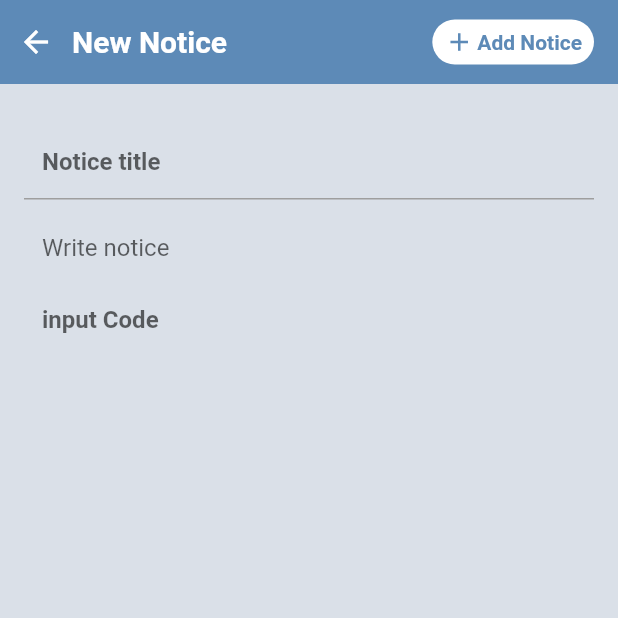
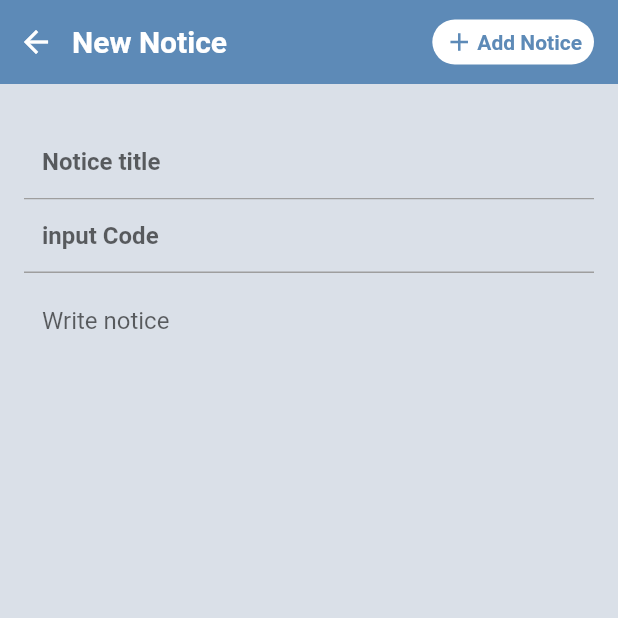
Before and after one commit to j0714/project_with_flutter, a Flutter app: the AddNotice screen opened directly, on a phone screen of 412 x 824 dp, the top half of it. Run offline on Flutter 3.47's test engine with Material 2 defaults, Android fonts, the phone set to English and light mode, and no system bars; our stand-ins replace cloud_firestore, firebase_auth, firebase_core, flutter_colorpicker, flutter_screenutil, get; accounts and stored records are empty.

Commit message:
UI 변경

```diff
--- a/lib/Notice/addNotice.dart
+++ b/lib/Notice/addNotice.dart
@@ -163,7 +163,7 @@ class _AddNoticeState extends State<AddNotice> {
                 children: <Widget>[
                   IconButton(
                     onPressed: () {
-                      _addTitle.trim().isEmpty && _addText.trim().isEmpty
+                      _addTitle.trim().isEmpty && _addText.trim().isEmpty && _Code.trim().isEmpty
                           ? Navigator.pop(context)
                           : _showAlert(context);
                     },
@@ -269,6 +269,25 @@ class _AddNoticeState extends State<AddNotice> {
                           fillColor: ColorSet.pageBackgroundColor),
                     ),
                     Container(
+                      decoration: BoxDecoration(
+                          border: Border(top: BorderSide(color: Colors.grey))),
+                      child: TextField(
+                      textInputAction: TextInputAction.next,
+                      onChanged: (value) {
+                        setState(() {
+                          _Code = value;
+                        });
+                      },
+                      decoration: InputDecoration(
+                          hintText: 'input Code',
+                          hintStyle: TextStyle(
+                            fontWeight: FontWeight.bold,
+                          ),
+                          border: InputBorder.none,
+                          filled: true,
+                          fillColor: ColorSet.pageBackgroundColor),
+                    ),),
+                    Container(
                       padding: EdgeInsets.only(top: 8),
                       decoration: BoxDecoration(
                           border: Border(top: BorderSide(color: Colors.grey))),
@@ -285,25 +304,6 @@ class _AddNoticeState extends State<AddNotice> {
                         maxLines: null,
                       ),
                     ),
-                    TextField(
-                      textInputAction: TextInputAction.next,
-                      onChanged: (value) {
-                        setState(() {
-                          _Code = value;
-                        });
-                      },
-                      style: TextStyle(
-                        fontWeight: FontWeight.bold,
-                      ),
-                      decoration: InputDecoration(
-                          hintText: 'input Code',
-                          hintStyle: TextStyle(
-                            fontWeight: FontWeight.bold,
-                          ),
-                          border: InputBorder.none,
-                          filled: true,
-                          fillColor: ColorSet.pageBackgroundColor),
-                    )
                   ],
                 ),
               ),
```
Also changed, not shown: lib/Notice/noticeModel.dart (+54 -11 lines).
